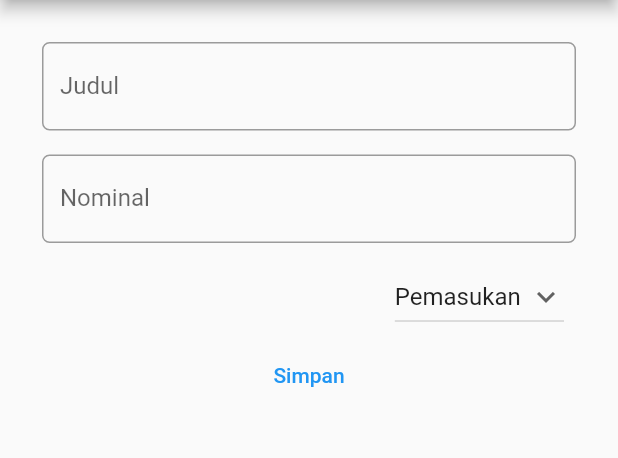
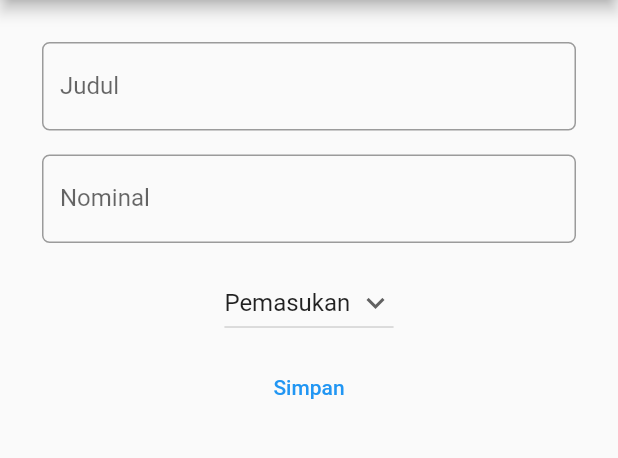
Before and after one commit to valenciusap17/pbp-flutter-lab, a Flutter app: the screen it shows after launch, in the side drawer, after a tap on "Tambah Budget", on a phone screen of 412 x 824 dp, the part 84-542 px from its top. Run offline on Flutter 3.47's test engine with Material 2 defaults, Android fonts, the phone set to English and light mode, and no system bars.

Commit message:
fixing dropdowbutton alignment

```diff
--- a/counter_7/lib/tambahBudget.dart
+++ b/counter_7/lib/tambahBudget.dart
@@ -20,6 +20,7 @@ class _TambahBudgetPageState extends State<TambahBudgetPage> {
   List<String> budgetKindVariations = ['Pemasukan', 'Pengeluaran'];
   var controllerTextField = TextEditingController();
   var controllerTextFieldForNum = TextEditingController();
+  var controllerTextFieldForDate = TextEditingController();
 
   // onPressed(BuildContext context) {
   //   var data = BudgetData(
@@ -112,8 +113,9 @@ class _TambahBudgetPageState extends State<TambahBudgetPage> {
                     },
                   ),
                 ),
-                ListTile(
-                  trailing: DropdownButton(
+                Padding(
+                  padding: const EdgeInsets.all(8.0),
+                  child: DropdownButton(
                     value: _budgetKind,
                     icon: const Icon(Icons.keyboard_arrow_down),
                     items: budgetKindVariations.map((String items) {
```
